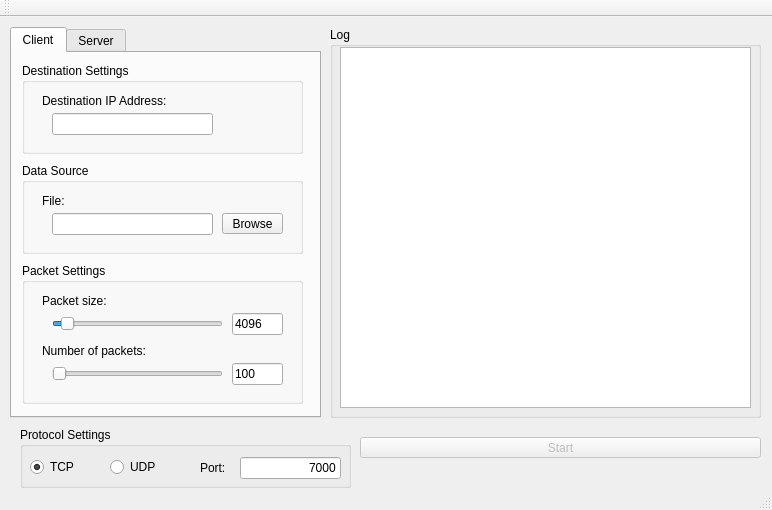
Before: the Qt Designer form mainwindow.ui in tnightingale/4985-A2, drawn with Qt 5.
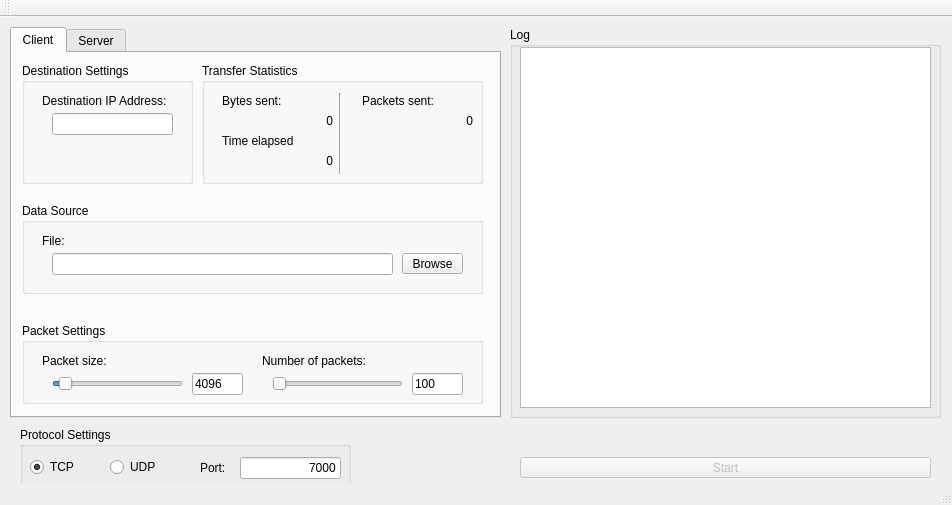
After: the same form once the commit is applied. The open tabs and pages were chosen to show the change.

The edit to the form file:
```diff
--- a/mainwindow.ui
+++ b/mainwindow.ui
@@ -6,8 +6,8 @@
    <rect>
     <x>0</x>
     <y>0</y>
-    <width>772</width>
-    <height>510</height>
+    <width>952</width>
+    <height>505</height>
    </rect>
   </property>
   <property name="windowTitle">
@@ -19,7 +19,7 @@
      <rect>
       <x>10</x>
       <y>10</y>
-      <width>311</width>
+      <width>491</width>
       <height>391</height>
      </rect>
     </property>
@@ -37,9 +37,9 @@
       <property name="geometry">
        <rect>
         <x>10</x>
-        <y>210</y>
-        <width>281</width>
-        <height>141</height>
+        <y>270</y>
+        <width>461</width>
+        <height>81</height>
        </rect>
       </property>
       <property name="title">
@@ -50,7 +50,7 @@
         <rect>
          <x>30</x>
          <y>50</y>
-         <width>171</width>
+         <width>131</width>
          <height>22</height>
         </rect>
        </property>
@@ -89,9 +89,9 @@
       <widget class="QSlider" name="packet_num">
        <property name="geometry">
         <rect>
-         <x>30</x>
-         <y>100</y>
-         <width>171</width>
+         <x>250</x>
+         <y>50</y>
+         <width>131</width>
          <height>22</height>
         </rect>
        </property>
@@ -117,8 +117,8 @@
       <widget class="QLabel" name="packet_num_label">
        <property name="geometry">
         <rect>
-         <x>20</x>
-         <y>80</y>
+         <x>240</x>
+         <y>30</y>
          <width>141</width>
          <height>16</height>
         </rect>
@@ -130,7 +130,7 @@
       <widget class="QLineEdit" name="packet_size_val">
        <property name="geometry">
         <rect>
-         <x>210</x>
+         <x>170</x>
          <y>50</y>
          <width>51</width>
          <height>22</height>
@@ -143,8 +143,8 @@
       <widget class="QLineEdit" name="packet_num_val">
        <property name="geometry">
         <rect>
-         <x>210</x>
-         <y>100</y>
+         <x>390</x>
+         <y>50</y>
          <width>51</width>
          <height>22</height>
         </rect>
@@ -165,8 +165,8 @@
       <property name="geometry">
        <rect>
         <x>10</x>
-        <y>110</y>
-        <width>281</width>
+        <y>150</y>
+        <width>461</width>
         <height>91</height>
        </rect>
       </property>
@@ -178,7 +178,7 @@
         <rect>
          <x>30</x>
          <y>50</y>
-         <width>161</width>
+         <width>341</width>
          <height>22</height>
         </rect>
        </property>
@@ -186,7 +186,7 @@
       <widget class="QPushButton" name="file_browse">
        <property name="geometry">
         <rect>
-         <x>200</x>
+         <x>380</x>
          <y>50</y>
          <width>61</width>
          <height>21</height>
@@ -215,8 +215,8 @@
        <rect>
         <x>10</x>
         <y>10</y>
-        <width>281</width>
-        <height>91</height>
+        <width>171</width>
+        <height>121</height>
        </rect>
       </property>
       <property name="title">
@@ -227,7 +227,7 @@
         <rect>
          <x>30</x>
          <y>50</y>
-         <width>161</width>
+         <width>121</width>
          <height>22</height>
         </rect>
        </property>
@@ -246,6 +246,119 @@
        </property>
       </widget>
      </widget>
+     <widget class="QGroupBox" name="client_transfer_stats">
+      <property name="geometry">
+       <rect>
+        <x>190</x>
+        <y>10</y>
+        <width>281</width>
+        <height>121</height>
+       </rect>
+      </property>
+      <property name="title">
+       <string>Transfer Statistics</string>
+      </property>
+      <widget class="QLabel" name="label">
+       <property name="geometry">
+        <rect>
+         <x>20</x>
+         <y>30</y>
+         <width>61</width>
+         <height>16</height>
+        </rect>
+       </property>
+       <property name="text">
+        <string>Bytes sent:</string>
+       </property>
+      </widget>
+      <widget class="QLabel" name="label_2">
+       <property name="geometry">
+        <rect>
+         <x>160</x>
+         <y>30</y>
+         <width>71</width>
+         <height>16</height>
+        </rect>
+       </property>
+       <property name="text">
+        <string>Packets sent:</string>
+       </property>
+      </widget>
+      <widget class="QLabel" name="label_3">
+       <property name="geometry">
+        <rect>
+         <x>20</x>
+         <y>70</y>
+         <width>71</width>
+         <height>16</height>
+        </rect>
+       </property>
+       <property name="text">
+        <string>Time elapsed:</string>
+       </property>
+      </widget>
+      <widget class="Line" name="line">
+       <property name="geometry">
+        <rect>
+         <x>130</x>
+         <y>30</y>
+         <width>16</width>
+         <height>81</height>
+        </rect>
+       </property>
+       <property name="orientation">
+        <enum>Qt::Vertical</enum>
+       </property>
+      </widget>
+      <widget class="QLabel" name="client_bytes_tx">
+       <property name="geometry">
+        <rect>
+         <x>90</x>
+         <y>50</y>
+         <width>41</width>
+         <height>16</height>
+        </rect>
+       </property>
+       <property name="text">
+        <string>0</string>
+       </property>
+       <property name="alignment">
+        <set>Qt::AlignRight|Qt::AlignTrailing|Qt::AlignVCenter</set>
+       </property>
+      </widget>
+      <widget class="QLabel" name="client_time_elapsed">
+       <property name="geometry">
+        <rect>
+         <x>90</x>
+         <y>90</y>
+         <width>41</width>
+         <height>16</height>
+        </rect>
+       </property>
+       <property name="text">
+        <string>0</string>
+       </property>
+       <property name="alignment">
+        <set>Qt::AlignRight|Qt::AlignTrailing|Qt::AlignVCenter</set>
+       </property>
+      </widget>
+      <widget class="QLabel" name="client_pkts_tx">
+       <property name="geometry">
+        <rect>
+         <x>230</x>
+         <y>50</y>
+         <width>41</width>
+         <height>16</height>
+        </rect>
+       </property>
+       <property name="text">
+        <string>0</string>
+       </property>
+       <property name="alignment">
+        <set>Qt::AlignRight|Qt::AlignTrailing|Qt::AlignVCenter</set>
+       </property>
+      </widget>
+     </widget>
     </widget>
     <widget class="QWidget" name="tab_server">
      <property name="toolTip">
@@ -382,9 +495,9 @@
     </property>
     <property name="geometry">
      <rect>
-      <x>360</x>
-      <y>420</y>
-      <width>401</width>
+      <x>520</x>
+      <y>440</y>
+      <width>411</width>
       <height>21</height>
      </rect>
     </property>
@@ -395,7 +508,7 @@
    <widget class="QGroupBox" name="server_log">
     <property name="geometry">
      <rect>
-      <x>330</x>
+      <x>510</x>
       <y>10</y>
       <width>431</width>
       <height>391</height>
```
Left out of the diff: 134 changed lines with no effect on the pictures.
